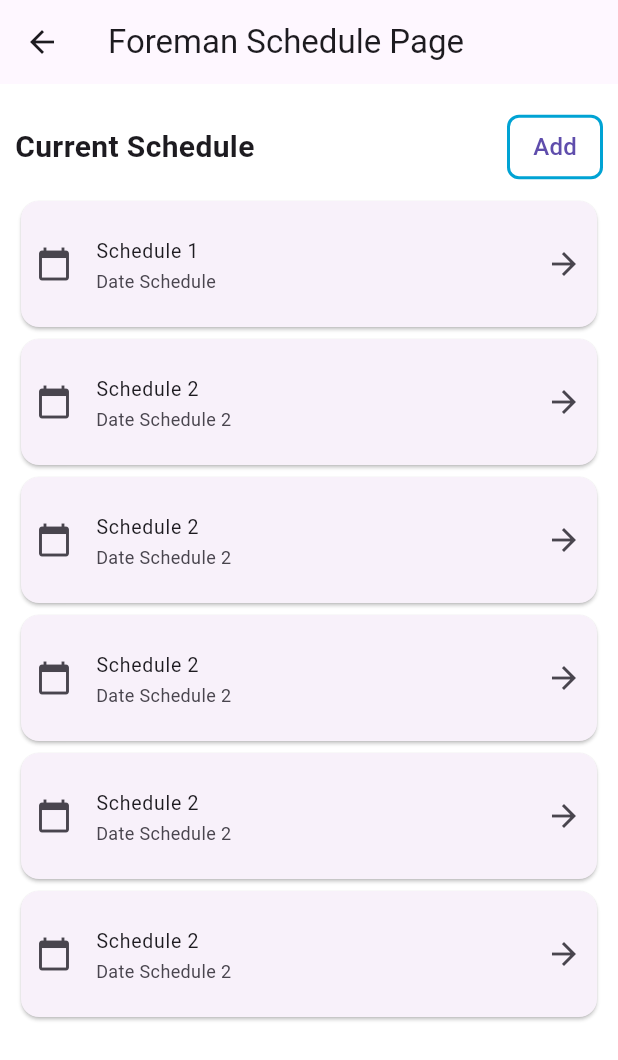
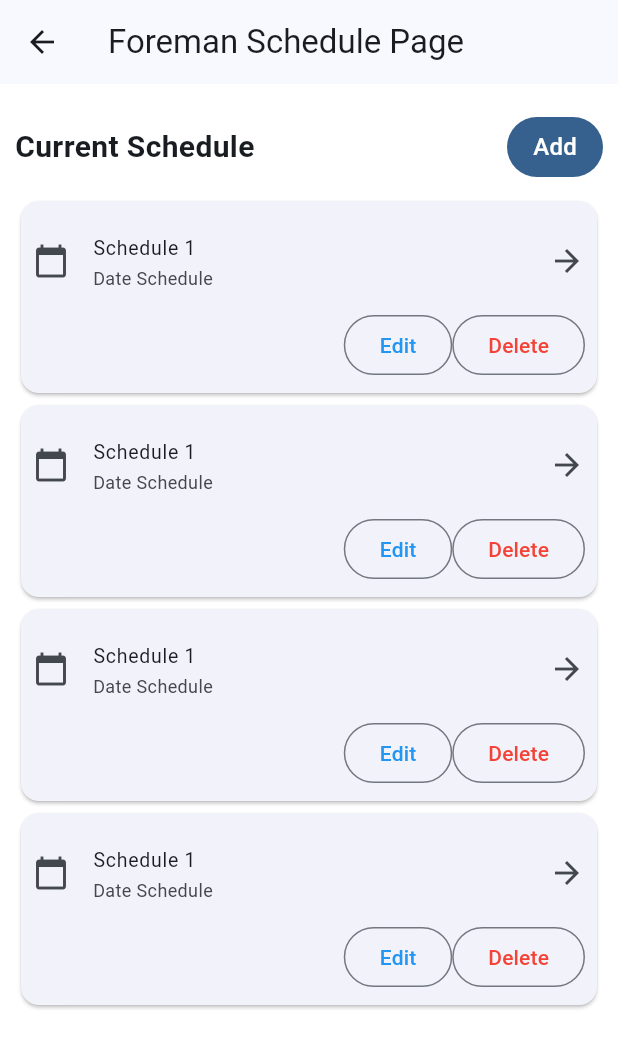
Before and after one commit to IzzatHaikal0/Workshop-Management-System-WMS-Group-7, a Flutter app: the SchedulePage screen opened directly, on a phone screen of 412 x 824 dp. Shown: the top 1060 px of the screen. Run offline on Flutter 3.47's test engine with Material 3 defaults, Android fonts, the light colour scheme and no system bars.

Commit message:
Done ui list page

```diff
--- a/lib/Screens/ManageForemanSchedule/AddSchedulePage.dart
+++ b/lib/Screens/ManageForemanSchedule/AddSchedulePage.dart
@@ -0,0 +1,13 @@
+import 'package:flutter/material.dart';
+
+class AddSchedulePage extends StatelessWidget {
+  const AddSchedulePage({super.key});
+
+  @override
+  Widget build(BuildContext context) {
+    return Scaffold(
+      appBar: AppBar(title: Text('Add Schedule')),
+      body: Center(child: Text('Add form goes here')),
+    );
+  }
+}
--- a/lib/Screens/ManageForemanSchedule/ListSchedulePage.dart
+++ b/lib/Screens/ManageForemanSchedule/ListSchedulePage.dart
@@ -1,5 +1,6 @@
 // ListSchedulePage.dart
 import 'package:flutter/material.dart';
+import 'package:workshop_management_system/Screens/ManageForemanSchedule/AddSchedulePage.dart';
 
 class SchedulePage extends StatelessWidget {
   const SchedulePage({super.key});
@@ -11,8 +12,8 @@ class SchedulePage extends StatelessWidget {
       body: Container(
         color: Colors.white,
         padding: EdgeInsets.all(10),
-        child: ListView(children: [
-
+        child: ListView(
+          children: [
             //CURRENT SCHEDULE TITLE
             Padding(
               padding: EdgeInsets.symmetric(vertical: 8),
@@ -25,92 +26,188 @@ class SchedulePage extends StatelessWidget {
                   ),
 
                   //ADD SCHEDULE BUTTON (DIRECT TO ADD SCHEDULE PAGE)
-               OutlinedButton(
+                  FilledButton(
                     onPressed: () {
-                    print('Add button tapped');
+                      Navigator.push(
+                        context,
+                        MaterialPageRoute(
+                            builder: (context) => AddSchedulePage()),
+                      );
+                      debugPrint('Add button tapped');
                     },
                     style: OutlinedButton.styleFrom(
-                    padding: EdgeInsets.all(10),
-                    side: BorderSide(color: Color.fromARGB(255, 0, 163, 212), width: 2),
-                    foregroundColor: Color.fromARGB(255, 95, 77, 172),
-                    shape: RoundedRectangleBorder(borderRadius: BorderRadius.circular(8)),
+                      padding: EdgeInsets.all(5),
+                      foregroundColor: Color.fromARGB(255, 255, 255, 255),
                     ),
                     child: Text(
                       'Add',
                       style: TextStyle(fontSize: 16),
                     ),
                   ),
-
                 ],
               ),
             ),
 
-
             //START OF SCHEDULE LIST
             Card(
-            child: ListTile(
+              child: Padding(
+                padding: const EdgeInsets.all(8.0),
+                child: Column(
+                  crossAxisAlignment: CrossAxisAlignment.start,
+                  children: [
+                    ListTile(
                       title: Text('Schedule 1'),
-              subtitle: Text ('Date Schedule'),
+                      subtitle: Text('Date Schedule'),
                       trailing: Icon(Icons.arrow_forward),
                       leading: Icon(Icons.calendar_today),
-              contentPadding: EdgeInsets.all(10),
+                      contentPadding: EdgeInsets.zero,
                       dense: true,
-              onTap: () {print('schedule  tapped');},
+                      onTap: () {
+                        debugPrint('Schedule tapped');
+                      },
+                    ),
+                    Row(
+                      mainAxisAlignment: MainAxisAlignment.end,
+                      children: [
+                        OutlinedButton.icon(
+                          onPressed: () {
+                            debugPrint('Edit tapped');
+                          },
+                          label: Text('Edit',
+                              style: TextStyle(color: Colors.blue)),
+                        ),
+                        OutlinedButton.icon(
+                          onPressed: () {
+                            debugPrint('Delete tapped');
+                          },
+                          label: Text('Delete',
+                              style: TextStyle(color: Colors.red)),
+                        ),
+                      ],
+                    )
+                  ],
+                ),
+              ),
+            ),
+
+            Card(
+              child: Padding(
+                padding: const EdgeInsets.all(8.0),
+                child: Column(
+                  crossAxisAlignment: CrossAxisAlignment.start,
+                  children: [
+                    ListTile(
+                      title: Text('Schedule 1'),
+                      subtitle: Text('Date Schedule'),
+                      trailing: Icon(Icons.arrow_forward),
+                      leading: Icon(Icons.calendar_today),
+                      contentPadding: EdgeInsets.zero,
+                      dense: true,
+                      onTap: () {
+                        debugPrint('Schedule tapped');
+                      },
+                    ),
+                    Row(
+                      mainAxisAlignment: MainAxisAlignment.end,
+                      children: [
+                        OutlinedButton.icon(
+                          onPressed: () {
+                            debugPrint('Edit tapped');
+                          },
+                          label: Text('Edit',
+                              style: TextStyle(color: Colors.blue)),
+                        ),
+                        OutlinedButton.icon(
+                          onPressed: () {
+                            debugPrint('Delete tapped');
+                          },
+                          label: Text('Delete',
+                              style: TextStyle(color: Colors.red)),
+                        ),
+                      ],
+                    )
+                  ],
+                ),
               ),
             ),
             Card(
-            child: ListTile(
-              title: Text('Schedule 2'),
-              subtitle: Text ('Date Schedule 2'),
+              child: Padding(
+                padding: const EdgeInsets.all(8.0),
+                child: Column(
+                  crossAxisAlignment: CrossAxisAlignment.start,
+                  children: [
+                    ListTile(
+                      title: Text('Schedule 1'),
+                      subtitle: Text('Date Schedule'),
                       trailing: Icon(Icons.arrow_forward),
                       leading: Icon(Icons.calendar_today),
-              contentPadding: EdgeInsets.all(10),
+                      contentPadding: EdgeInsets.zero,
                       dense: true,
-              onTap: () {print('schedule  tapped');},
+                      onTap: () {
+                        debugPrint('Schedule tapped');
+                      },
+                    ),
+                    Row(
+                      mainAxisAlignment: MainAxisAlignment.end,
+                      children: [
+                        OutlinedButton.icon(
+                          onPressed: () {
+                            debugPrint('Edit tapped');
+                          },
+                          label: Text('Edit',
+                              style: TextStyle(color: Colors.blue)),
+                        ),
+                        OutlinedButton.icon(
+                          onPressed: () {
+                            debugPrint('Delete tapped');
+                          },
+                          label: Text('Delete',
+                              style: TextStyle(color: Colors.red)),
+                        ),
+                      ],
+                    )
+                  ],
+                ),
               ),
             ),
             Card(
-            child: ListTile(
-              title: Text('Schedule 2'),
-              subtitle: Text ('Date Schedule 2'),
+              child: Padding(
+                padding: const EdgeInsets.all(8.0),
+                child: Column(
+                  crossAxisAlignment: CrossAxisAlignment.start,
+                  children: [
+                    ListTile(
+                      title: Text('Schedule 1'),
+                      subtitle: Text('Date Schedule'),
                       trailing: Icon(Icons.arrow_forward),
                       leading: Icon(Icons.calendar_today),
-              contentPadding: EdgeInsets.all(10),
+                      contentPadding: EdgeInsets.zero,
                       dense: true,
-              onTap: () {print('schedule  tapped');},
+                      onTap: () {
+                        debugPrint('Schedule tapped');
+                      },
                     ),
+                    Row(
+                      mainAxisAlignment: MainAxisAlignment.end,
+                      children: [
+                        OutlinedButton.icon(
+                          onPressed: () {
+                            debugPrint('Edit tapped');
+                          },
+                          label: Text('Edit',
+                              style: TextStyle(color: Colors.blue)),
                         ),
-          Card(
-            child: ListTile(
-              title: Text('Schedule 2'),
-              subtitle: Text ('Date Schedule 2'),
-              trailing: Icon(Icons.arrow_forward),
-              leading: Icon(Icons.calendar_today),
-              contentPadding: EdgeInsets.all(10),
-              dense: true,
-              onTap: () {print('schedule  tapped');},
+                        OutlinedButton.icon(
+                          onPressed: () {
+                            debugPrint('Delete tapped');
+                          },
+                          label: Text('Delete',
+                              style: TextStyle(color: Colors.red)),
                         ),
+                      ],
+                    )
+                  ],
                 ),
-          Card(
-            child: ListTile(
-              title: Text('Schedule 2'),
-              subtitle: Text ('Date Schedule 2'),
-              trailing: Icon(Icons.arrow_forward),
-              leading: Icon(Icons.calendar_today),
-              contentPadding: EdgeInsets.all(10),
-              dense: true,
-              onTap: () {print('schedule  tapped');},
-            ),
-          ),
-          Card(
-            child: ListTile(
-              title: Text('Schedule 2'),
-              subtitle: Text ('Date Schedule 2'),
-              trailing: Icon(Icons.arrow_forward),
-              leading: Icon(Icons.calendar_today),
-              contentPadding: EdgeInsets.all(10),
-              dense: true,
-              onTap: () {print('schedule  tapped');},
               ),
             ),
           ],
--- a/lib/main.dart
+++ b/lib/main.dart
@@ -1,5 +1,6 @@
 import 'package:flutter/material.dart';
 import 'package:workshop_management_system/Screens/ManageForemanSchedule/ListSchedulePage.dart';
+
 
 void main() {
   runApp(const MyApp());
@@ -14,7 +15,7 @@
     return MaterialApp(
       title: 'Workshop Management Sytstem App',
       theme: ThemeData(
-        colorScheme: ColorScheme.fromSeed(seedColor: Colors.deepPurple),
+        colorScheme: ColorScheme.fromSeed(seedColor: Colors.blue),
         useMaterial3: true,
       ),
       home: const MyHomePage(title: 'Workshop Management System App Home Page'),
```
Lines whose indentation alone changed are shown as unchanged.
